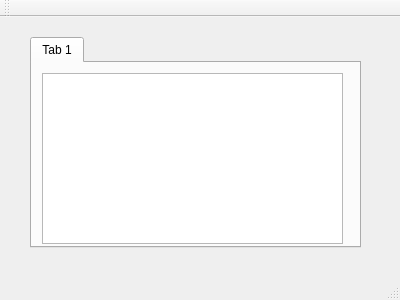
Above: ShotPreparationTool/mainwindow.ui from BlakeRaymond-AI/ENPH459Project before the change. Below: the same form after it.
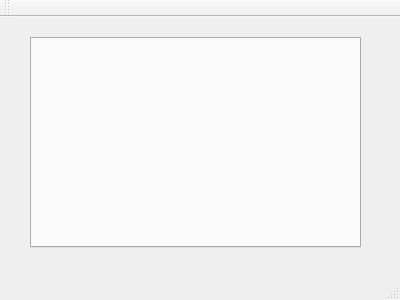
That is the form after the change.

Commit message: Add dynamic tab loading for each settings file in directory and save changed values on exit

```diff
--- a/ShotPreparationTool/mainwindow.ui
+++ b/ShotPreparationTool/mainwindow.ui
@@ -26,21 +26,6 @@
     <property name="currentIndex">
      <number>0</number>
     </property>
-    <widget class="QWidget" name="tab">
-     <attribute name="title">
-      <string>Tab 1</string>
-     </attribute>
-     <widget class="QTableWidget" name="tableWidget">
-      <property name="geometry">
-       <rect>
-        <x>10</x>
-        <y>10</y>
-        <width>301</width>
-        <height>171</height>
-       </rect>
-      </property>
-     </widget>
-    </widget>
    </widget>
   </widget>
   <widget class="QMenuBar" name="menuBar">
```
Left out of the diff: 2 changed lines with no effect on the pictures. The commit also changes 3 other files.
